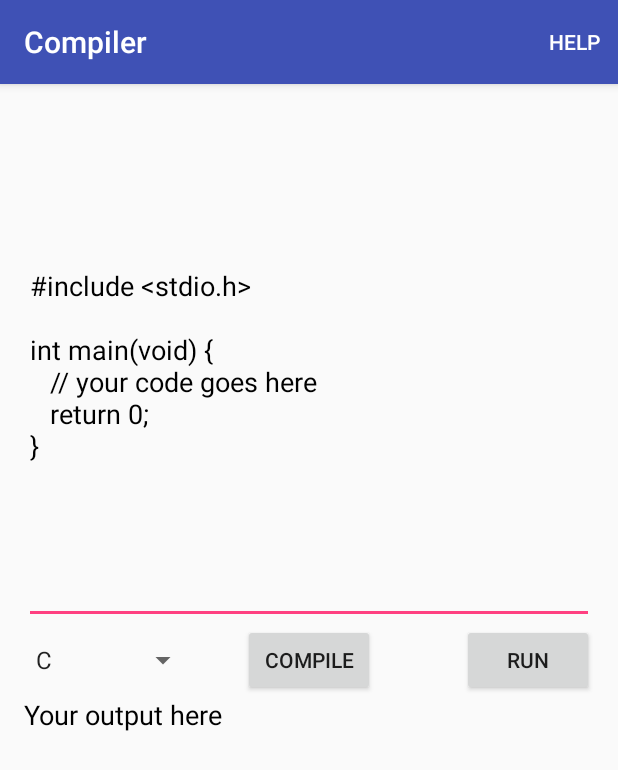
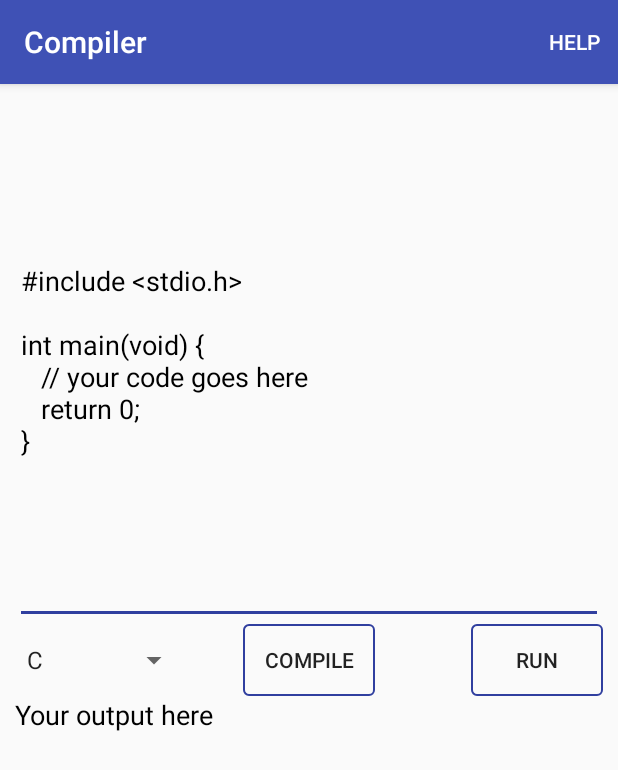
Before and after one commit to dilrajsingh1997/Cmpiler, an Android app: the screen it shows after launch (MainActivity), on a phone screen of 412 x 824 dp. Shown: the top 770 px of the screen. Run offline under Robolectric (Android 15) with nearby library versions, the phone set to English and light mode, and no system bars.

Commit message:
minor changes

```diff
--- a/app/src/main/java/com/example/dilrajsingh/compiler/MainActivity.java
+++ b/app/src/main/java/com/example/dilrajsingh/compiler/MainActivity.java
@@ -136,6 +136,15 @@ public class MainActivity extends AppCompatActivity {
         pd.setTitle("Compiling source");
         pd.setCancelable(false);
         pd.setProgressStyle(ProgressDialog.STYLE_SPINNER);
+        //textView.setTextIsSelectable(true);
+        /*textView.setOnLongClickListener(new View.OnLongClickListener() {
+            @Override
+            public boolean onLongClick(View v) {
+                textView.setCursorVisible(true);
+                return false;
+            }
+        });*/
+        //textView.setEnabled(false);
         if(!isNetworkAvailable()){
             Toast.makeText(MainActivity.this, "Please check your network connection", Toast.LENGTH_SHORT).show();
         }
--- /dev/null
+++ b/app/src/main/res/drawable/btn_bg.xml
@@ -0,0 +1,18 @@
+<?xml version="1.0" encoding="utf-8"?>
+<selector xmlns:android="http://schemas.android.com/apk/res/android">
+    <item android:state_selected="true">
+        <shape>
+            <corners android:radius="3dp"/>
+            <stroke android:width="1dp" android:color="@color/colorPrimaryDark"/>
+            <solid android:color="#e7a1ede2"/>
+        </shape>
+    </item>
+    <item>
+        <shape>
+            <solid android:color="@android:color/transparent"/>
+            <corners android:radius="3dp"/>
+            <stroke android:width="1dp" android:color="@color/colorPrimaryDark"/>
+        </shape>
+    </item>
+
+</selector>
--- a/app/src/main/res/layout/activity_main.xml
+++ b/app/src/main/res/layout/activity_main.xml
@@ -14,6 +14,7 @@
         android:layout_height="match_parent"
         android:inputType="textMultiLine"
         android:ems="10"
+        android:backgroundTint="@color/colorPrimaryDark"
         android:id="@+id/editText"
         android:hint="Enter your code here"
         android:layout_above="@+id/button"
@@ -25,6 +26,7 @@
         android:layout_width="wrap_content"
         android:layout_height="wrap_content"
         android:text="Compile"
+        android:background="@drawable/btn_bg"
         android:id="@+id/button"
         android:layout_centerVertical="true"
         android:layout_centerHorizontal="true"
@@ -38,6 +40,7 @@
         android:layout_alignTop="@+id/button"
         android:layout_alignParentRight="true"
         android:layout_alignParentEnd="true"
+        android:background="@drawable/btn_bg"
         android:onClick="onExecute" />
 
     <Spinner
@@ -62,10 +65,36 @@
         android:layout_marginTop="12dp"
         android:autoText="false"
         android:maxLines="9"
+        android:enabled="true"
+        android:textIsSelectable="true"
+        android:focusable="true"
+        android:longClickable="true"
         android:minWidth="500dp"
         android:scrollbars="vertical"
         android:text="Your ouput here"
         android:textAppearance="?android:attr/textAppearanceMedium"
         android:textColor="@android:color/black" />
 
+    <!--EditText
+        android:id="@+id/textView"
+        android:layout_width="match_parent"
+        android:layout_height="match_parent"
+        android:layout_alignParentLeft="true"
+        android:layout_alignParentStart="true"
+        android:layout_below="@+id/spinner"
+        android:layout_marginTop="12dp"
+        android:autoText="false"
+        android:maxLines="9"
+        android:enabled="true"
+        android:textIsSelectable="true"
+        android:focusable="true"
+        android:longClickable="true"
+        android:minWidth="500dp"
+        android:scrollbars="vertical"
+        android:gravity="start"
+        android:text="Your ouput here"
+        android:editable="false"
+        android:textAppearance="?android:attr/textAppearanceMedium"
+        android:textColor="@android:color/black" /-->
+
 </RelativeLayout>
--- a/app/src/main/res/values/dimens.xml
+++ b/app/src/main/res/values/dimens.xml
@@ -1,5 +1,5 @@
 <resources>
     <!-- Default screen margins, per the Android Design guidelines. -->
-    <dimen name="activity_horizontal_margin">16dp</dimen>
-    <dimen name="activity_vertical_margin">16dp</dimen>
+    <dimen name="activity_horizontal_margin">10dp</dimen>
+    <dimen name="activity_vertical_margin">10dp</dimen>
 </resources>
```
